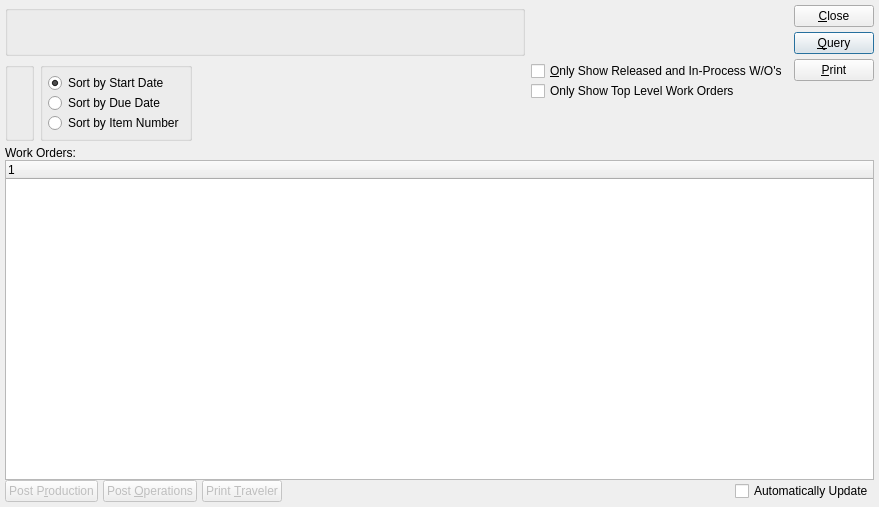
This is xtuple/trunk/guiclient/dspWoScheduleByParameterList.ui in WooodHead/xtuple as Qt 5 draws it before an edit. The edited form follows.
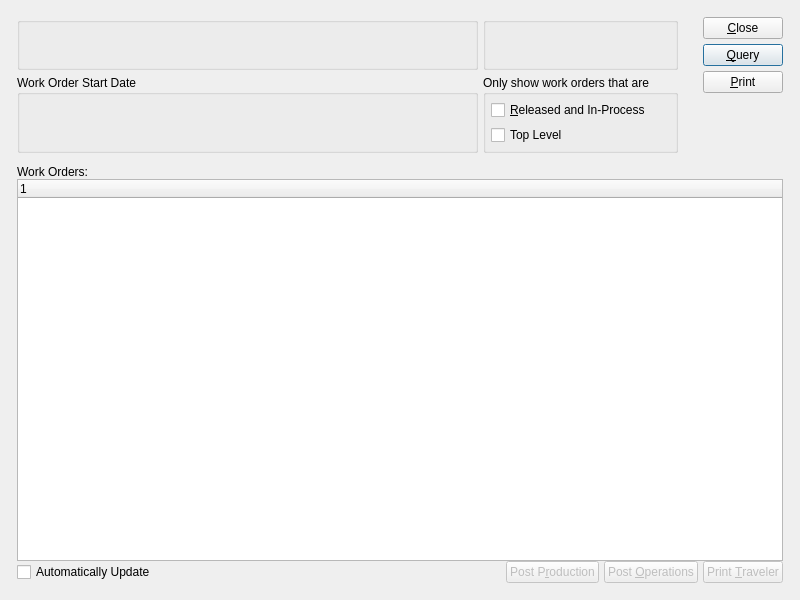
This is the edited form. Custom widgets are drawn as their Qt base class.

```diff
--- a/xtuple/trunk/guiclient/dspWoScheduleByParameterList.ui
+++ b/xtuple/trunk/guiclient/dspWoScheduleByParameterList.ui
@@ -13,31 +13,27 @@
    <rect>
     <x>0</x>
     <y>0</y>
-    <width>879</width>
-    <height>507</height>
+    <width>800</width>
+    <height>600</height>
    </rect>
   </property>
   <property name="windowTitle" >
    <string>Work Order Schedule</string>
   </property>
-   <layout class="QVBoxLayout" >
-    <item>
-     <layout class="QHBoxLayout" >
+  <layout class="QGridLayout" name="gridLayout_5" >
+   <item row="0" column="0" >
+    <layout class="QGridLayout" name="gridLayout_4" >
       <property name="margin" >
-       <number>0</number>
+      <number>12</number>
       </property>
       <property name="spacing" >
-       <number>6</number>
-      </property>
-      <item>
-       <layout class="QVBoxLayout" >
-        <property name="margin" >
-         <number>0</number>
-        </property>
-        <property name="spacing" >
-         <number>6</number>
-        </property>
-        <item>
+      <number>12</number>
+     </property>
+     <item row="0" column="0" >
+      <layout class="QGridLayout" name="gridLayout_3" >
+       <item row="0" column="0" >
+        <layout class="QGridLayout" name="gridLayout_2" >
+         <item row="0" column="0" >
          <widget class="ParameterGroup" name="_parameter" >
           <property name="focusPolicy" >
            <enum>Qt::StrongFocus</enum>
@@ -45,17 +41,12 @@
           <property name="title" >
            <string/>
           </property>
-         </widget>
-        </item>
-        <item>
-         <layout class="QHBoxLayout" >
-          <property name="margin" >
-           <number>0</number>
-          </property>
-          <property name="spacing" >
-           <number>6</number>
-          </property>
-          <item>
+           <property name="fixedSize" >
+            <bool>false</bool>
+           </property>
+          </widget>
+         </item>
+         <item row="0" column="1" >
            <widget class="WarehouseGroup" name="_warehouse" >
             <property name="focusPolicy" >
              <enum>Qt::StrongFocus</enum>
@@ -63,147 +54,69 @@
             <property name="title" >
              <string/>
             </property>
-           </widget>
-          </item>
-          <item>
-           <widget class="QGroupBox" name="_sortByGroup" >
+           <property name="fixedSize" >
+            <bool>false</bool>
+           </property>
+          </widget>
+         </item>
+         <item row="1" column="0" >
+          <widget class="QGroupBox" name="groupBox_2" >
             <property name="title" >
-             <string/>
-            </property>
-            <layout class="QVBoxLayout" >
-             <property name="margin" >
-              <number>5</number>
-             </property>
-             <property name="spacing" >
-              <number>0</number>
-             </property>
-             <item>
-              <widget class="QRadioButton" name="_sortByStartDate" >
-               <property name="text" >
-                <string>Sort by Start Date</string>
-               </property>
-               <property name="checked" >
-                <bool>true</bool>
-               </property>
-              </widget>
-             </item>
-             <item>
-              <widget class="QRadioButton" name="_sortByDueDate" >
-               <property name="text" >
-                <string>Sort by Due Date</string>
-               </property>
-              </widget>
-             </item>
-             <item>
-              <widget class="QRadioButton" name="_sortByItemNumber" >
-               <property name="text" >
-                <string>Sort by Item Number</string>
-               </property>
-              </widget>
-             </item>
-            </layout>
-           </widget>
-          </item>
-          <item>
-           <spacer>
-            <property name="orientation" >
-             <enum>Qt::Horizontal</enum>
-            </property>
-            <property name="sizeType" >
-             <enum>QSizePolicy::Expanding</enum>
-            </property>
-            <property name="sizeHint" >
-             <size>
-              <width>0</width>
-              <height>20</height>
-             </size>
-            </property>
-           </spacer>
-          </item>
-         </layout>
-        </item>
-       </layout>
-      </item>
-      <item>
-       <layout class="QVBoxLayout" >
-        <property name="margin" >
-         <number>0</number>
-        </property>
-        <property name="spacing" >
-         <number>0</number>
-        </property>
-        <item>
-         <layout class="QVBoxLayout" >
-          <property name="margin" >
-           <number>0</number>
-          </property>
-          <property name="spacing" >
-           <number>5</number>
-          </property>
-          <item>
-           <layout class="QHBoxLayout" >
-            <property name="margin" >
-             <number>0</number>
-            </property>
-            <property name="spacing" >
-             <number>0</number>
-            </property>
-            <item>
+            <string>Work Order Start Date</string>
+           </property>
+           <layout class="QGridLayout" name="gridLayout" >
+            <item row="0" column="0" >
              <widget class="DateCluster" name="_dates" >
               <property name="focusPolicy" >
                <enum>Qt::StrongFocus</enum>
               </property>
              </widget>
             </item>
-            <item>
+            <item row="0" column="1" >
              <spacer>
               <property name="orientation" >
                <enum>Qt::Horizontal</enum>
               </property>
               <property name="sizeType" >
-               <enum>QSizePolicy::Preferred</enum>
+               <enum>QSizePolicy::Expanding</enum>
               </property>
-              <property name="sizeHint" >
+              <property name="sizeHint" stdset="0" >
                <size>
-                <width>20</width>
+                <width>0</width>
                 <height>20</height>
                </size>
               </property>
              </spacer>
             </item>
            </layout>
-          </item>
-          <item>
-           <layout class="QVBoxLayout" >
-            <property name="margin" >
-             <number>0</number>
-            </property>
-            <property name="spacing" >
-             <number>0</number>
-            </property>
+          </widget>
+         </item>
+         <item row="1" column="1" >
+          <widget class="QGroupBox" name="groupBox" >
+           <property name="title" >
+            <string>Only show work orders that are</string>
+           </property>
+           <layout class="QVBoxLayout" name="verticalLayout" >
             <item>
              <widget class="XCheckBox" name="_showOnlyRI" >
               <property name="text" >
-               <string>&amp;Only Show Released and In-Process W/O's</string>
+               <string>&amp;Released and In-Process</string>
               </property>
              </widget>
             </item>
-            <item>
-             <layout class="QHBoxLayout" >
-              <property name="margin" >
-               <number>0</number>
-              </property>
-              <property name="spacing" >
-               <number>0</number>
-              </property>
               <item>
                <widget class="XCheckBox" name="_showOnlyTopLevel" >
                 <property name="text" >
-                 <string>Only Show Top Level Work Orders</string>
+               <string>Top Level</string>
                 </property>
                </widget>
               </item>
-              <item>
+           </layout>
+          </widget>
+         </item>
+        </layout>
+       </item>
+       <item row="0" column="1" >
                <spacer>
                 <property name="orientation" >
                  <enum>Qt::Horizontal</enum>
@@ -211,7 +124,7 @@
                 <property name="sizeType" >
                  <enum>QSizePolicy::Preferred</enum>
                 </property>
-                <property name="sizeHint" >
+         <property name="sizeHint" stdset="0" >
                  <size>
                   <width>20</width>
                   <height>20</height>
@@ -219,43 +132,13 @@
                 </property>
                </spacer>
               </item>
-             </layout>
-            </item>
-           </layout>
-          </item>
-         </layout>
-        </item>
-        <item>
-         <spacer>
-          <property name="orientation" >
-           <enum>Qt::Vertical</enum>
-          </property>
-          <property name="sizeType" >
-           <enum>QSizePolicy::Preferred</enum>
-          </property>
-          <property name="sizeHint" >
-           <size>
-            <width>20</width>
-            <height>40</height>
-           </size>
-          </property>
-         </spacer>
-        </item>
-       </layout>
-      </item>
-      <item>
+       <item row="0" column="2" >
        <layout class="QVBoxLayout" >
-        <property name="margin" >
-         <number>0</number>
-        </property>
         <property name="spacing" >
          <number>0</number>
         </property>
         <item>
          <layout class="QVBoxLayout" >
-          <property name="margin" >
-           <number>0</number>
-          </property>
           <property name="spacing" >
            <number>5</number>
           </property>
@@ -303,9 +186,9 @@
            <enum>Qt::Vertical</enum>
           </property>
           <property name="sizeType" >
-           <enum>QSizePolicy::Preferred</enum>
-          </property>
-          <property name="sizeHint" >
+            <enum>QSizePolicy::Expanding</enum>
+           </property>
+           <property name="sizeHint" stdset="0" >
            <size>
             <width>20</width>
             <height>60</height>
@@ -317,12 +200,10 @@
       </item>
      </layout>
     </item>
-    <item>
+     <item row="1" column="0" >
      <widget class="QFrame" name="frame" >
       <property name="sizePolicy" >
-       <sizepolicy>
-        <hsizetype>5</hsizetype>
-        <vsizetype>7</vsizetype>
+        <sizepolicy vsizetype="Expanding" hsizetype="Preferred" >
         <horstretch>0</horstretch>
         <verstretch>1</verstretch>
        </sizepolicy>
@@ -334,10 +215,10 @@
        <enum>QFrame::Plain</enum>
       </property>
       <layout class="QVBoxLayout" >
-       <property name="margin" >
+        <property name="spacing" >
         <number>0</number>
        </property>
-       <property name="spacing" >
+        <property name="margin" >
         <number>0</number>
        </property>
        <item>
@@ -356,9 +237,7 @@
        <item>
         <widget class="XTreeWidget" name="_wo" >
          <property name="sizePolicy" >
-          <sizepolicy>
-           <hsizetype>7</hsizetype>
-           <vsizetype>7</vsizetype>
+           <sizepolicy vsizetype="Expanding" hsizetype="Expanding" >
            <horstretch>0</horstretch>
            <verstretch>0</verstretch>
           </sizepolicy>
@@ -367,12 +246,39 @@
        </item>
        <item>
         <layout class="QHBoxLayout" >
-         <property name="margin" >
-          <number>0</number>
-         </property>
          <property name="spacing" >
           <number>5</number>
          </property>
+          <item>
+           <layout class="QHBoxLayout" >
+            <property name="spacing" >
+             <number>0</number>
+            </property>
+            <item>
+             <widget class="XCheckBox" name="_autoUpdate" >
+              <property name="text" >
+               <string>Automatically Update</string>
+              </property>
+             </widget>
+            </item>
+            <item>
+             <spacer>
+              <property name="orientation" >
+               <enum>Qt::Horizontal</enum>
+              </property>
+              <property name="sizeType" >
+               <enum>QSizePolicy::Expanding</enum>
+              </property>
+              <property name="sizeHint" stdset="0" >
+               <size>
+                <width>20</width>
+                <height>20</height>
+               </size>
+              </property>
+             </spacer>
+            </item>
+           </layout>
+          </item>
          <item>
           <widget class="QPushButton" name="_postProduction" >
            <property name="enabled" >
@@ -412,43 +318,12 @@
            </property>
           </widget>
          </item>
-         <item>
-          <layout class="QHBoxLayout" >
-           <property name="margin" >
-            <number>0</number>
-           </property>
-           <property name="spacing" >
-            <number>0</number>
-           </property>
-           <item>
-            <spacer>
-             <property name="orientation" >
-              <enum>Qt::Horizontal</enum>
-             </property>
-             <property name="sizeType" >
-              <enum>QSizePolicy::Expanding</enum>
-             </property>
-             <property name="sizeHint" >
-              <size>
-               <width>20</width>
-               <height>20</height>
-              </size>
-             </property>
-            </spacer>
-           </item>
-           <item>
-            <widget class="XCheckBox" name="_autoUpdate" >
-             <property name="text" >
-              <string>Automatically Update</string>
-             </property>
-            </widget>
-           </item>
           </layout>
          </item>
         </layout>
-       </item>
-      </layout>
-     </widget>
+      </widget>
+     </item>
+    </layout>
     </item>
    </layout>
  </widget>
@@ -465,16 +340,16 @@
    <extends>QGroupBox</extends>
    <header>parametergroup.h</header>
   </customwidget>
+  <customwidget>
+   <class>WarehouseGroup</class>
+   <extends>QGroupBox</extends>
+   <header>warehousegroup.h</header>
+  </customwidget>
   <customwidget>
    <class>XCheckBox</class>
    <extends>QCheckBox</extends>
    <header>xcheckbox.h</header>
   </customwidget>
-  <customwidget>
-   <class>WarehouseGroup</class>
-   <extends>QGroupBox</extends>
-   <header>warehousegroup.h</header>
-  </customwidget>
   <customwidget>
    <class>XTreeWidget</class>
    <extends>QTreeWidget</extends>
```
Left out of the diff: 7 changed lines with no effect on the pictures. Lines whose indentation alone changed are shown as unchanged.
